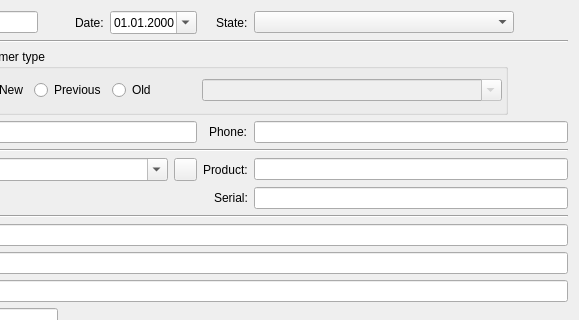
First picture: the form in RepairCenter/editorder.ui, repository Feo-d-oR/YARC, before the edit; both pictures show x 134 to 713 and y 0 to 320 of the 713 by 502 pixel window.
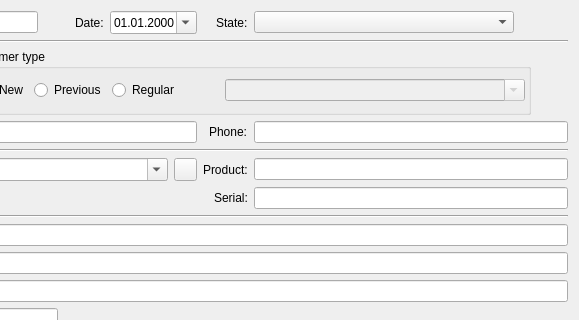
Second picture: the form after the edit. Icons and pictures are not drawn.

The edit to the form file:
```diff
--- a/RepairCenter/editorder.ui
+++ b/RepairCenter/editorder.ui
@@ -628,7 +628,7 @@
       <item>
        <widget class="QRadioButton" name="rbOld">
         <property name="text">
-         <string>Old</string>
+         <string>Regular</string>
         </property>
        </widget>
       </item>
```
